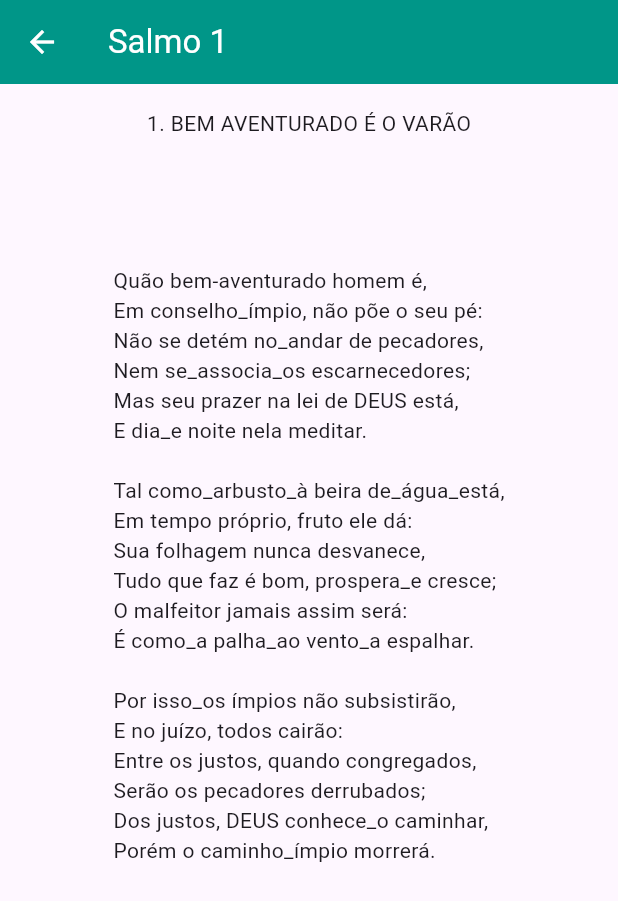
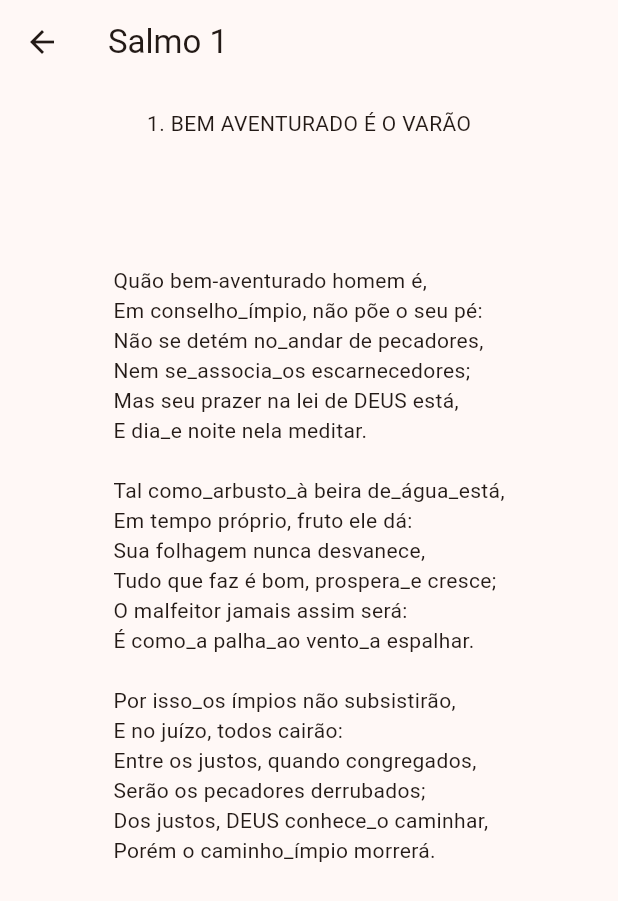
Before and after one commit to mateusmeloxyz/salterio, a Flutter app: the screen it shows after launch, after a tap on an icon or button, on a phone screen of 412 x 824 dp. Shown: the top 901 px of the screen. Run offline on Flutter 3.47's test engine with Material 3 defaults, Android fonts, the light colour scheme and no system bars.

Commit message:
Update style, update fluter SDK

```diff
--- a/lib/main.dart
+++ b/lib/main.dart
@@ -5,6 +5,15 @@ void main() {
   runApp(
     MaterialApp(
       title: 'Passing Data',
+      theme: ThemeData(
+        colorScheme: ColorScheme.fromSeed(
+          seedColor: Colors.brown,
+          brightness: Brightness.light,
+        ),
+
+        textTheme: const TextTheme(),
+      ),
+      darkTheme: ThemeData.dark(),
       home: SalmosScreen(
         salmos: salmos
       )
@@ -23,8 +32,6 @@ class SalmosScreen extends StatelessWidget {
     return Scaffold(
       appBar: AppBar(
         title: const Text('Saltério Genebrino'),
-        backgroundColor: Colors.teal,
-        foregroundColor: Colors.white,
       ),
       //passing in the ListView.builder
       body: OrientationBuilder(
@@ -47,17 +54,15 @@ class SalmosScreen extends StatelessWidget {
                 margin: const EdgeInsets.fromLTRB(4.0, 8.0, 4.0, 8.0),
                 padding: const EdgeInsets.all(16.0),
                 decoration: salmos[index].enabled ? BoxDecoration(
-                  color: Colors.teal,
+                  color: Theme.of(context).colorScheme.primary,
                   borderRadius: BorderRadius.circular(10),
                 ) :
                 BoxDecoration(
-                  color: Colors.teal[100],
+                  color: Theme.of(context).colorScheme.secondaryContainer,
                   borderRadius: BorderRadius.circular(10)
                 ),
                 child: Center(
-                  child: Text("${salmos[index].number}", style: Theme.of(context,).textTheme.bodyLarge?.copyWith(
-                      color: Colors.white),
-                  ),
+                  child: Text("${salmos[index].number}"),
                 ),
               ),
             );
@@ -82,8 +87,6 @@ class DetailScreen extends StatelessWidget {
     return Scaffold(
       appBar: AppBar(
         title: Text("Salmo ${salmo.number}"),
-        backgroundColor: Colors.teal,
-        foregroundColor: Colors.white,
       ),
       body: SizedBox.expand(
         child: SingleChildScrollView(
```
Also changed, not shown: pubspec.lock.
